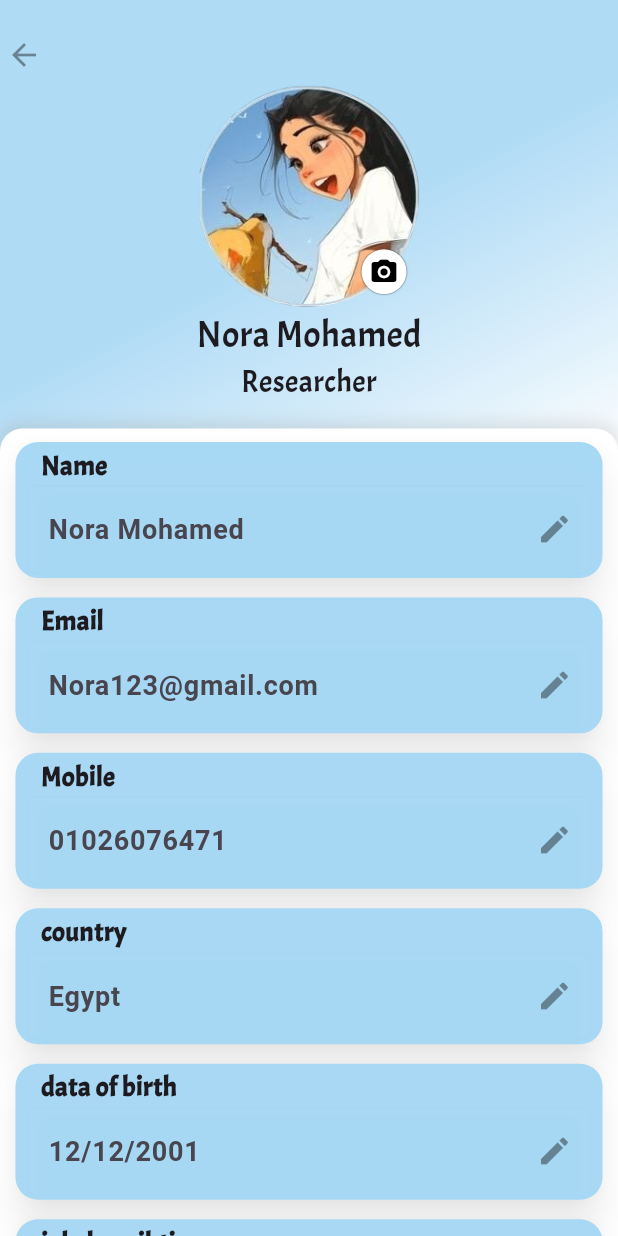
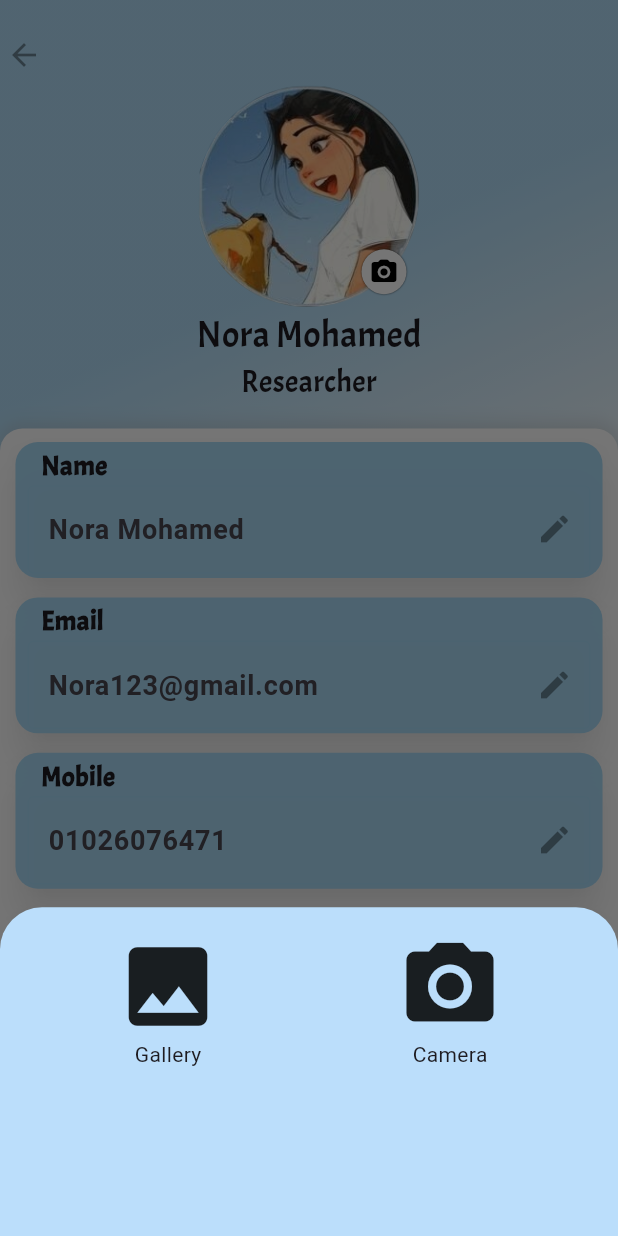
Before and after one commit to Nora-2/tox, a Flutter app: the ProfileScreen screen opened by its route, after a tap on the "camera alt" icon, on a phone screen of 412 x 824 dp. Run offline on Flutter 3.47's test engine with Material 3 defaults, Android fonts, the phone set to English and light mode, and no system bars; our stand-ins replace animated_splash_screen, chat_bubbles, file_picker, firebase_auth, flutter_bloc, flutter_otp_text_field and 6 more; missing offline and left inert: circular; accounts and stored records are empty.

Commit message:
change profile image

```diff
--- a/lib/Features/liver/resultliver.dart
+++ b/lib/Features/liver/resultliver.dart
@@ -62,7 +62,8 @@
             CustomTextfont24_600(text: 'More Info'),
             morinformation(size: size, isDark: isDark)
           ],
-        )
+        ),
+        SizedBox(height: size.height * .04),
       ],
     );
   }
--- a/lib/Features/molecule/result.dart
+++ b/lib/Features/molecule/result.dart
@@ -63,7 +63,7 @@
             )
           ],
         ),
-        SizedBox(height: size.height * .1),
+        SizedBox(height: size.height * .04),
         Row(
           mainAxisAlignment: MainAxisAlignment.spaceBetween,
           crossAxisAlignment: CrossAxisAlignment.center,
@@ -71,7 +71,8 @@
             CustomTextfont24_600(text: 'More Info'),
             morinformation(size: size, isDark: isDark)
           ],
-        )
+        ),
+        SizedBox(height: size.height * .04),
       ],
     );
   }
--- a/lib/Features/mutagenicity/mutresult.dart
+++ b/lib/Features/mutagenicity/mutresult.dart
@@ -57,7 +57,8 @@
             CustomTextfont24_600(text: 'More Info'),
             morinformation(size: size, isDark: isDark)
           ],
-        )
+        ),
+        SizedBox(height: size.height * .04),
       ],
     );
   }
--- a/lib/Features/settings/presentation/view/profile.dart
+++ b/lib/Features/settings/presentation/view/profile.dart
@@ -1,14 +1,16 @@
 // ignore_for_file: prefer_const_constructors_in_immutables
+
+import 'dart:io';
 
 import 'package:Toxicon/core/components/cubit/app_cubit.dart';
 import 'package:Toxicon/core/constants/colorconstant.dart';
 import 'package:Toxicon/core/utils/function/gradientTop.dart';
 import 'package:Toxicon/core/utils/image_constant.dart';
-import 'package:file_picker/file_picker.dart';
 import 'package:flutter/material.dart';
 import 'package:flutter/services.dart';
 import 'package:Toxicon/Features/settings/presentation/widgets/customprofilecard.dart';
-
+import 'package:image_picker/image_picker.dart';
+final formKey = GlobalKey<FormState>();
 // ignore: must_be_immutable
 class ProfileScreen extends StatefulWidget {
   ProfileScreen({super.key});
@@ -29,20 +31,9 @@
   TextEditingController jop = TextEditingController();
 
   TextEditingController country = TextEditingController();
-  String _fileName = "";
-  Uint8List _imageBytes = Uint8List(0);
-void _pickImage() async {
-  FilePickerResult? result = await FilePicker.platform.pickFiles(
-    type: FileType.image,
-  );
-  if (result != null) {
-    setState(() {
-      _fileName = result.files.single.name;
-      _imageBytes = result.files.single.bytes ?? Uint8List(0);
-    });
-  }
-}
 
+Uint8List? _image;
+  File? selectedIMage;
   @override
   Widget build(BuildContext context) {
     final size = MediaQuery.of(context).size;
@@ -52,10 +43,9 @@
     bool isDark = brightnessValue == ThemeMode.dark;
 
     return Scaffold(
-        body: Container(
-      decoration: BoxDecoration(
-        gradient: gradientTop(isDark)
-      ),
+        body: SingleChildScrollView(
+          child: Container(
+              decoration: BoxDecoration(gradient: gradientTop(isDark)),
               child: Column(
           mainAxisAlignment: MainAxisAlignment.center,
           crossAxisAlignment: CrossAxisAlignment.center,
@@ -95,20 +85,22 @@
                       fit: StackFit.expand,
                       clipBehavior: Clip.none,
                       children: [
-          if (_fileName.isNotEmpty)
-
-
-
-             CircleAvatar(backgroundColor: Colors.transparent.withOpacity(0),backgroundImage:MemoryImage(_imageBytes) ,)
-
-             else
-             CircleAvatar(backgroundColor: Colors.transparent.withOpacity(0),backgroundImage:AssetImage( ImageConstant.profile,),),
-
+                         _image != null
+                ? CircleAvatar(radius: 100, backgroundImage: MemoryImage(_image!))
+                :
+                          CircleAvatar(
+                            backgroundColor: Colors.transparent.withOpacity(0),
+                            backgroundImage: AssetImage(
+                              ImageConstant.profile,
+                            ),
+                          ),
                         Positioned(
                           right: 10,
                           bottom: 10,
                           child: GestureDetector(
-            onTap:  _pickImage,
+                            onTap:() {
+                              showImagePickerOption(context);
+                            },
                             child: Container(
                                 decoration: BoxDecoration(
                                   borderRadius: BorderRadius.circular(30),
@@ -122,42 +114,42 @@
                                 ),
                                 height: 30,
                                 width: 30,
-                child: const Icon(Icons.camera_alt_rounded,color: Colors.black,size: 20,)),
+                                child: const Icon(
+                                  Icons.camera_alt_rounded,
+                                  color: Colors.black,
+                                  size: 20,
+                                )),
                           ),
                         )
                       ],
                     ),
                   ),
                 ),
-
                 const Text(
                   'Nora Mohamed',
-            style:   TextStyle(
+                  style: TextStyle(
                       fontWeight: FontWeight.w400,
                       fontFamily: 'acme',
                       fontSize: 24),
                 ),
-          const Text(
-            'Researcher',
-            style:   TextStyle(
+                const Text('Researcher',
+                    style: TextStyle(
                         fontWeight: FontWeight.w400,
                         fontFamily: 'acme',
                         fontSize: 20)),
-
               ],
             ),
             SizedBox(
               height: size.height * .02,
             ),
-          Expanded(
-        child: Container(
+            Container(
               width: double.infinity,
               decoration: BoxDecoration(
                 color: isDark ? black : Colors.white,
                 boxShadow: [
                   BoxShadow(
                     color: Colors.grey.withOpacity(0.3),
-                spreadRadius:1,
+                    spreadRadius: 1,
                     blurRadius: 9,
                     offset: const Offset(0, -2),
                   ),
@@ -166,7 +158,8 @@
                     topLeft: Radius.circular(15),
                     topRight: Radius.circular(15)),
               ),
-          child: SingleChildScrollView(
+              child: Form(
+                key:formKey ,
                 child: Column(
                   mainAxisAlignment: MainAxisAlignment.center,
                   crossAxisAlignment: CrossAxisAlignment.center,
@@ -217,9 +210,89 @@
                 ),
               ),
             ),
+          ],
+              ),
+            ),
+        ));
+  }
+
+  void showImagePickerOption(BuildContext context) {
+    showModalBottomSheet(
+        backgroundColor: Colors.blue[100],
+        context: context,
+        builder: (builder) {
+          return Padding(
+            padding: const EdgeInsets.all(18.0),
+            child: SizedBox(
+              width: MediaQuery.of(context).size.width,
+              height: MediaQuery.of(context).size.height / 4.5,
+              child: Row(
+                children: [
+                  Expanded(
+                    child: InkWell(
+                      onTap: () {
+                        _pickImageFromGallery();
+                      },
+                      child: const SizedBox(
+                        child: Column(
+                          children: [
+                            Icon(
+                              Icons.image,
+                              size: 70,
+                            ),
+                            Text("Gallery")
+                          ],
+                        ),
+                      ),
+                    ),
+                  ),
+                  Expanded(
+                    child: InkWell(
+                      onTap: () {
+                        _pickImageFromCamera();
+                      },
+                      child: const SizedBox(
+                        child: Column(
+                          children: [
+                            Icon(
+                              Icons.camera_alt,
+                              size: 70,
+                            ),
+                            Text("Camera")
+                          ],
+                        ),
+                      ),
+                    ),
                   ),
                 ],
               ),
-    ));
+            ),
+          );
+        });
+  }
+
+//Gallery
+  Future _pickImageFromGallery() async {
+    final returnImage =
+        await ImagePicker().pickImage(source: ImageSource.gallery);
+    if (returnImage == null) return;
+    setState(() {
+      selectedIMage = File(returnImage.path);
+      _image = File(returnImage.path).readAsBytesSync();
+    });
+    Navigator.of(context).pop(); //close the model sheet
+  }
+
+//Camera
+  Future _pickImageFromCamera() async {
+    final returnImage =
+        await ImagePicker().pickImage(source: ImageSource.camera);
+    if (returnImage == null) return;
+    setState(() {
+      selectedIMage = File(returnImage.path);
+      _image = File(returnImage.path).readAsBytesSync();
+    });
+    // ignore: use_build_context_synchronously
+    Navigator.of(context).pop();
   }
 }
--- a/lib/Features/settings/presentation/widgets/customprofilecard.dart
+++ b/lib/Features/settings/presentation/widgets/customprofilecard.dart
@@ -4,7 +4,7 @@
 import 'package:flutter/material.dart';
 
 // ignore: must_be_immutable
-class CustomProfileCard extends StatelessWidget {
+class CustomProfileCard extends StatefulWidget {
   CustomProfileCard({
     super.key,
     required this.titel,
@@ -20,6 +20,12 @@
   final String subtitel;
   TextEditingController controller;
   TextInputType input;
+
+  @override
+  State<CustomProfileCard> createState() => _CustomProfileCardState();
+}
+
+class _CustomProfileCardState extends State<CustomProfileCard> {
   @override
   Widget build(BuildContext context) {
     final ThemeMode brightnessValue =
@@ -35,8 +41,8 @@
         shadowColor: isDark ? Colors.grey :  black,
         elevation: 10,
         child: SizedBox(
-          width: size.width * .95,
-          height: size.height * .11,
+          width: widget.size.width * .95,
+          height: widget.size.height * .11,
           child: Padding(
               padding:
                   const EdgeInsets.only(left: 8.0, right: 8, top: 1, bottom: 1),
@@ -47,7 +53,7 @@
                   Padding(
                     padding: const EdgeInsets.only(left: 9),
                     child: Text(
-                      titel,
+                      widget.titel,
                       style: const TextStyle(
                               fontWeight: FontWeight.w600,
                               fontFamily: 'acme',
@@ -55,10 +61,10 @@
                     ),
                   ),
                   CustomTextField(
-                      controller: controller,
-                      input: input,
-                      icon: icon,
-                      subtitel: subtitel)
+                      controller: widget.controller,
+                      input: widget.input,
+                      icon: widget.icon,
+                      subtitel: widget.subtitel)
                 ],
               )),
         ),
--- a/lib/core/utils/app_routes.dart
+++ b/lib/core/utils/app_routes.dart
@@ -25,7 +25,7 @@
 
   static String? get initialRoute {
     if (!isAuth) {
-      return SplashScreen.id;
+      return ProfileScreen.id;
     } else {
       return HomeLayout.id;
     }
--- a/lib/core/utils/homeutilis.dart
+++ b/lib/core/utils/homeutilis.dart
@@ -240,9 +240,9 @@
     pageBuilder: (context, animation, secondaryAnimation) =>
          ProfileScreen(),
     transitionsBuilder: (context, animation, secondaryAnimation, child) {
-      const begin = Offset(0.0, 1.0);
+      const begin = Offset(1.0, 0.0);
       const end = Offset.zero;
-      const curve = Curves.easeOut;
+      const curve = Curves.linearToEaseOut;
 
       var tween = Tween(begin: begin, end: end).chain(CurveTween(curve: curve));
 
```
Also changed, not shown: lib/Features/settings/presentation/view/aboutus.dart (+3 -4 lines), lib/Features/settings/presentation/view/history.dart (+3 -4 lines), lib/Features/settings/presentation/view/setting.dart (+17 -16 lines). Lines whose indentation alone changed are shown as unchanged.
